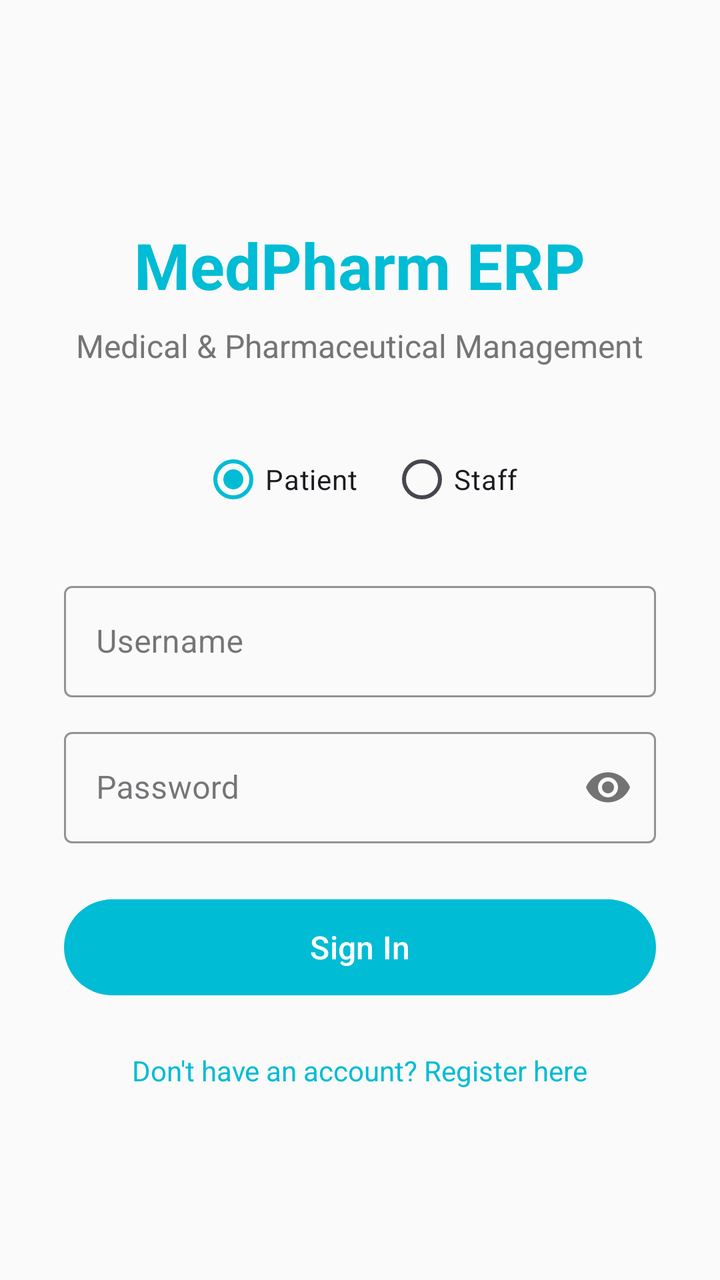
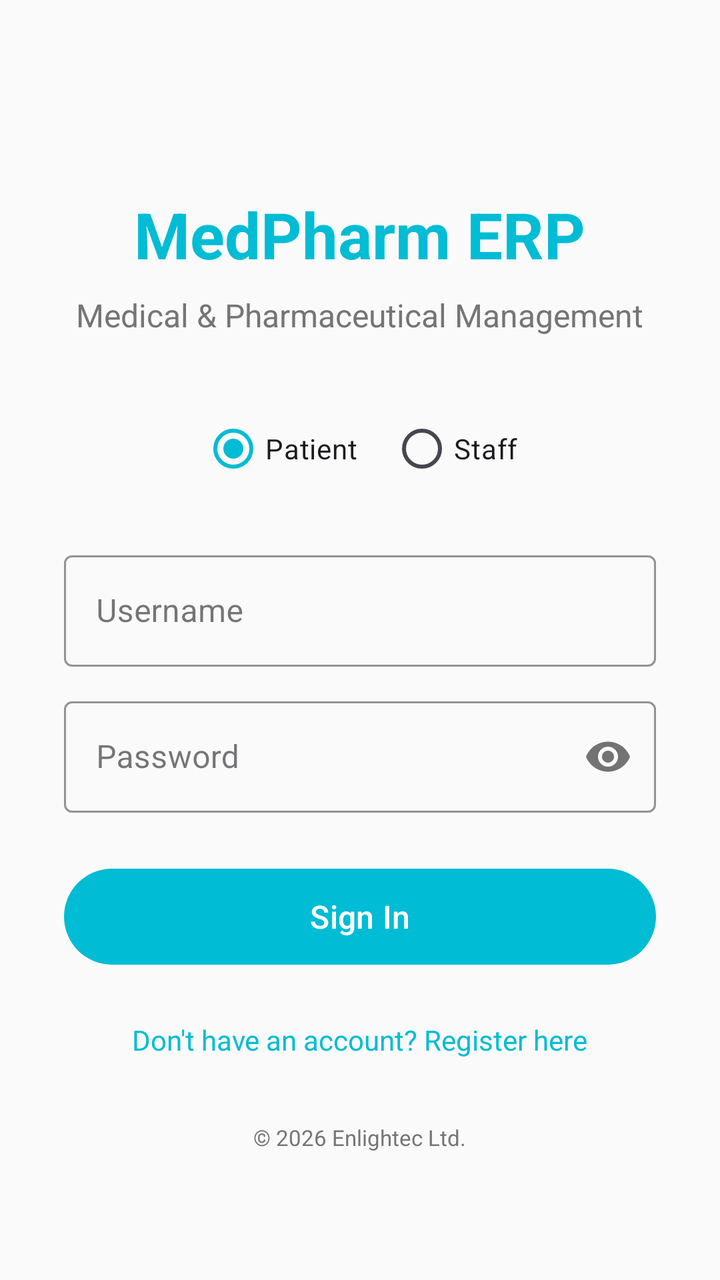

Before-and-after screenshots of an Android layout around one commit, followed by the original layout XML and the change that was made.
<!-- AndroidManifest.xml: application theme Theme.MedPharm -->
<!-- res/layout/activity_login.xml -->
<?xml version="1.0" encoding="utf-8"?>
<ScrollView xmlns:android="http://schemas.android.com/apk/res/android"
    xmlns:app="http://schemas.android.com/apk/res-auto"
    android:layout_width="match_parent"
    android:layout_height="match_parent"
    android:background="@color/background"
    android:fillViewport="true">

    <LinearLayout
        android:layout_width="match_parent"
        android:layout_height="wrap_content"
        android:gravity="center"
        android:orientation="vertical"
        android:padding="32dp">

        
        <TextView
            android:layout_width="wrap_content"
            android:layout_height="wrap_content"
            android:layout_marginTop="48dp"
            android:text="@string/login_title"
            android:textColor="@color/primary"
            android:textSize="32sp"
            android:textStyle="bold" />

        <TextView
            android:layout_width="wrap_content"
            android:layout_height="wrap_content"
            android:layout_marginTop="8dp"
            android:text="@string/login_subtitle"
            android:textColor="@color/text_secondary"
            android:textSize="16sp" />

        
        <RadioGroup
            android:id="@+id/rgLoginType"
            android:layout_width="wrap_content"
            android:layout_height="wrap_content"
            android:layout_marginTop="32dp"
            android:orientation="horizontal">

            <RadioButton
                android:id="@+id/rbPatient"
                android:layout_width="wrap_content"
                android:layout_height="wrap_content"
                android:checked="true"
                android:text="@string/login_type_patient"
                android:paddingEnd="16dp" />

            <RadioButton
                android:id="@+id/rbStaff"
                android:layout_width="wrap_content"
                android:layout_height="wrap_content"
                android:text="@string/login_type_staff" />
        </RadioGroup>

        
        <com.google.android.material.textfield.TextInputLayout
            android:layout_width="match_parent"
            android:layout_height="wrap_content"
            android:layout_marginTop="24dp"
            app:boxStrokeColor="@color/primary"
            style="@style/Widget.MaterialComponents.TextInputLayout.OutlinedBox">

            <com.google.android.material.textfield.TextInputEditText
                android:id="@+id/etUsername"
                android:layout_width="match_parent"
                android:layout_height="wrap_content"
                android:hint="@string/hint_username"
                android:inputType="text"
                android:imeOptions="actionNext" />
        </com.google.android.material.textfield.TextInputLayout>

        
        <com.google.android.material.textfield.TextInputLayout
            android:layout_width="match_parent"
            android:layout_height="wrap_content"
            android:layout_marginTop="12dp"
            app:passwordToggleEnabled="true"
            app:boxStrokeColor="@color/primary"
            style="@style/Widget.MaterialComponents.TextInputLayout.OutlinedBox">

            <com.google.android.material.textfield.TextInputEditText
                android:id="@+id/etPassword"
                android:layout_width="match_parent"
                android:layout_height="wrap_content"
                android:hint="@string/hint_password"
                android:inputType="textPassword"
                android:imeOptions="actionDone" />
        </com.google.android.material.textfield.TextInputLayout>

        
        <com.google.android.material.button.MaterialButton
            android:id="@+id/btnLogin"
            android:layout_width="match_parent"
            android:layout_height="56dp"
            android:layout_marginTop="24dp"
            android:text="@string/btn_login"
            android:textSize="16sp"
            app:backgroundTint="@color/primary" />

        
        <ProgressBar
            android:id="@+id/progressBar"
            android:layout_width="wrap_content"
            android:layout_height="wrap_content"
            android:layout_marginTop="16dp"
            android:visibility="gone"
            android:indeterminateTint="@color/primary" />

        
        <TextView
            android:id="@+id/tvRegister"
            android:layout_width="wrap_content"
            android:layout_height="wrap_content"
            android:layout_marginTop="24dp"
            android:layout_marginBottom="32dp"
            android:text="@string/register_link"
            android:textColor="@color/primary"
            android:textSize="14sp" />

    </LinearLayout>
</ScrollView>
<!-- resources referenced by this layout -->
<resources>
  <color name="background">#FAFAFA</color>
  <color name="primary">#00BCD4</color>
  <color name="text_secondary">#757575</color>
  <string name="btn_login">Sign In</string>
  <string name="hint_password">Password</string>
  <string name="hint_username">Username</string>
  <string name="login_subtitle">Medical &amp; Pharmaceutical Management</string>
  <string name="login_title">MedPharm ERP</string>
  <string name="login_type_patient">Patient</string>
  <string name="login_type_staff">Staff</string>
  <string name="register_link">Don\'t have an account? Register here</string>
  <style name="Theme.MedPharm" parent="Theme.Material3.Light.NoActionBar">
          <item name="colorPrimary">@color/primary</item>
          <item name="colorPrimaryDark">@color/primary_dark</item>
          <item name="colorAccent">@color/secondary</item>
          <item name="colorSecondary">@color/secondary</item>
          <item name="android:colorBackground">@color/background</item>
          <item name="colorSurface">@color/surface</item>
          <item name="colorError">@color/error</item>
          <item name="colorOnPrimary">@color/text_on_primary</item>
          <item name="colorOnSecondary">@color/text_on_secondary</item>
          <item name="android:textColorPrimary">@color/text_primary</item>
          <item name="android:textColorSecondary">@color/text_secondary</item>
          <item name="android:statusBarColor">@color/primary_dark</item>
      </style>
  <color name="primary_dark">#00838F</color>
  <color name="secondary">#26A69A</color>
  <color name="surface">#FFFFFF</color>
  <color name="error">#B00020</color>
  <color name="text_on_primary">#FFFFFF</color>
  <color name="text_on_secondary">#FFFFFF</color>
  <color name="text_primary">#212121</color>
</resources>

<!-- the commit's change to res/layout/activity_login.xml (unified diff, before → after) -->
@@ -114,10 +114,19 @@
             android:layout_width="wrap_content"
             android:layout_height="wrap_content"
             android:layout_marginTop="24dp"
-            android:layout_marginBottom="32dp"
             android:text="@string/register_link"
             android:textColor="@color/primary"
             android:textSize="14sp" />
 
+        
+        <TextView
+            android:layout_width="wrap_content"
+            android:layout_height="wrap_content"
+            android:layout_marginTop="32dp"
+            android:layout_marginBottom="16dp"
+            android:text="@string/copyright"
+            android:textColor="@color/text_secondary"
+            android:textSize="11sp" />
+
     </LinearLayout>
 </ScrollView>
<!-- resource entries referenced after the edit -->
@@ -4,6 +4,7 @@
   <color name="primary">#00BCD4</color>
   <color name="text_secondary">#757575</color>
   <string name="btn_login">Sign In</string>
+  <string name="copyright">© 2026 Enlightec Ltd.</string>
   <string name="hint_password">Password</string>
   <string name="hint_username">Username</string>
   <string name="login_subtitle">Medical &amp; Pharmaceutical Management</string>
